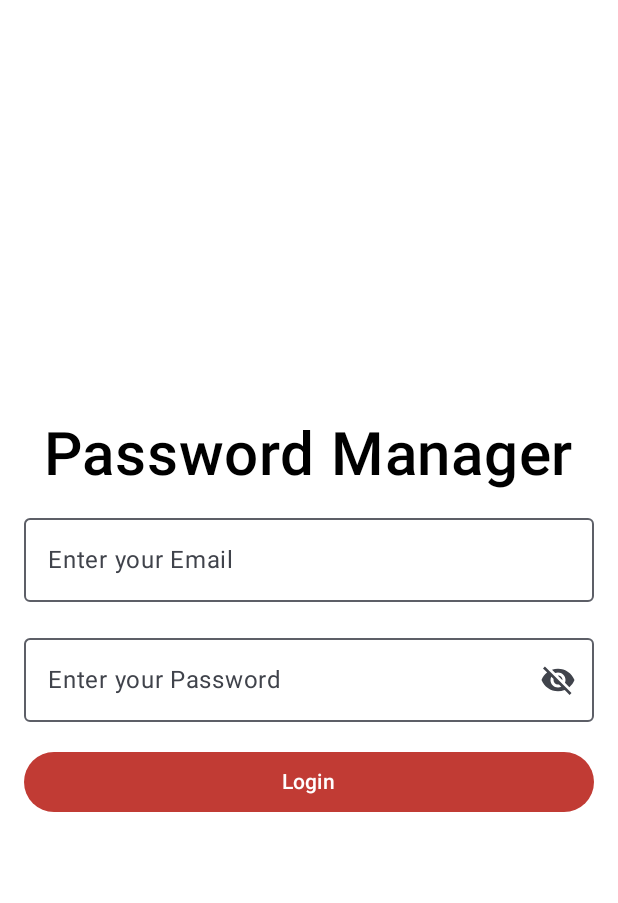
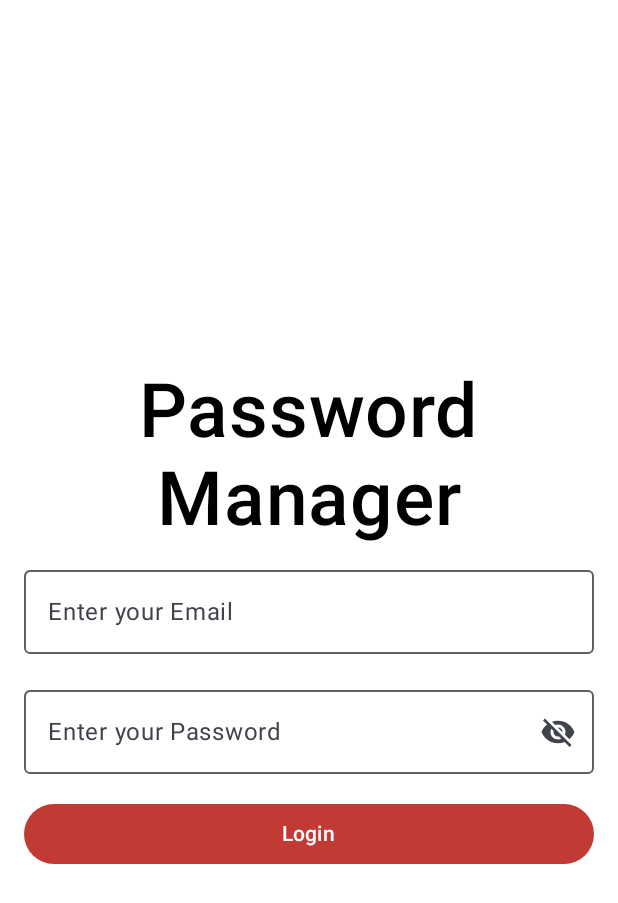
Before and after one commit to ANMOLSCRIPT/Password-Manager, an Android app built with Jetpack Compose: the screen it shows after launch (MainActivity), on a phone screen of 412 x 824 dp. Shown: the top 903 px of the screen. Run offline under Robolectric (Android 15) with nearby library versions, the phone set to English and light mode, and no system bars; our stand-ins replace Dagger/Hilt's generated code, Room's generated code.

Commit message:
Solved Heading and login text issue

```diff
--- a/app/src/main/java/com/example/passwordmanager/LoginPage.kt
+++ b/app/src/main/java/com/example/passwordmanager/LoginPage.kt
@@ -14,6 +14,7 @@ import androidx.compose.material3.Icon
 import androidx.compose.material3.IconButton
 import androidx.compose.material3.OutlinedTextField
 import androidx.compose.material3.Text
+import androidx.compose.material3.TextFieldColors
 import androidx.compose.runtime.*
 import androidx.compose.ui.Alignment
 import androidx.compose.ui.Modifier
@@ -23,6 +24,7 @@ import androidx.compose.ui.unit.dp
 import androidx.compose.ui.text.input.PasswordVisualTransformation
 import androidx.compose.ui.text.input.VisualTransformation
 import androidx.compose.ui.platform.LocalContext
+import androidx.compose.ui.text.TextStyle
 import androidx.compose.ui.text.font.FontWeight
 import androidx.compose.ui.unit.sp
 import androidx.navigation.NavController
@@ -48,8 +50,14 @@ fun LoginScreen(navController: NavController) {
         horizontalAlignment = Alignment.CenterHorizontally
     ) {
         Text(
-            text = "Password Manager",
-            fontSize = 40.sp,
+            text = "Password",
+            fontSize = 50.sp,
+            fontWeight = FontWeight.SemiBold,
+            color = Color.Black
+        )
+        Text(
+            text = "Manager",
+            fontSize = 50.sp,
             fontWeight = FontWeight.SemiBold,
             color = Color.Black
         )
@@ -63,7 +71,8 @@ fun LoginScreen(navController: NavController) {
             onValueChange = { username = it },
             label = { Text("Enter your Email") },
             modifier = Modifier.fillMaxWidth(),
-            singleLine = true
+            singleLine = true,
+            textStyle = TextStyle(color = Color.Black)
         )
 
         Spacer(modifier = Modifier.height(16.dp))
@@ -73,6 +82,7 @@ fun LoginScreen(navController: NavController) {
             value = password,
             onValueChange = { password = it },
             label = { Text("Enter your Password") },
+            textStyle = TextStyle(color = Color.Black),
             visualTransformation = if (passwordVisibility) VisualTransformation.None else PasswordVisualTransformation(),
             trailingIcon = {
                 if (passwordVisibility) {
```
